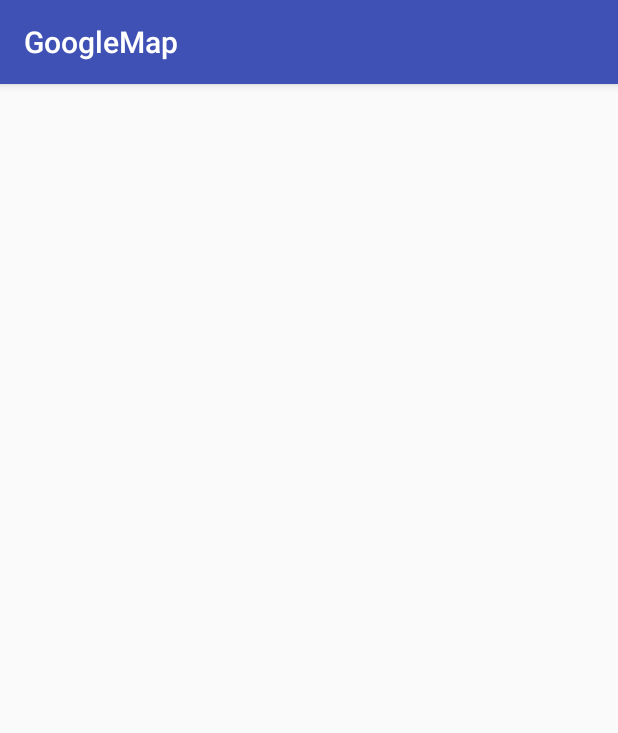
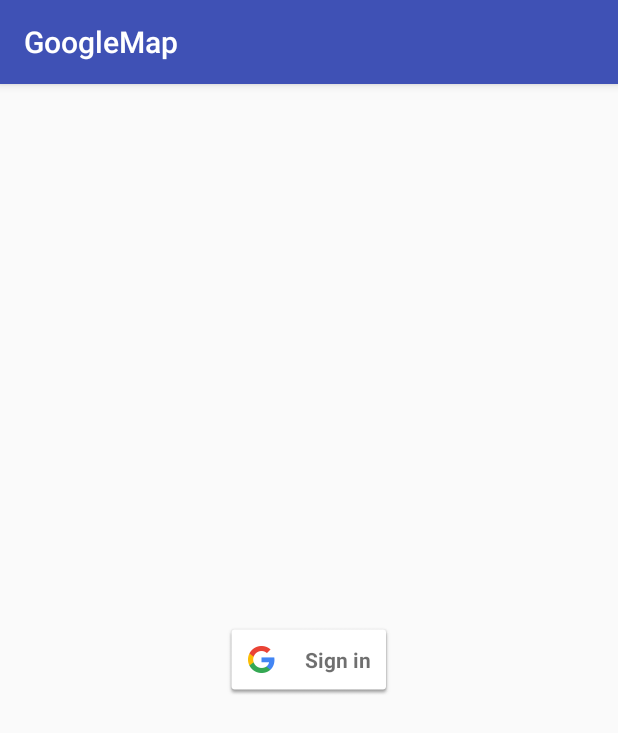
Before and after one commit to marshR/GoogleMap, an Android app: the screen it shows after launch (PlaceListActivity before the commit, GoogleSignInActivity after it), on a phone screen of 412 x 824 dp. Shown: the top 733 px of the screen. Run offline under Robolectric (Android 15) with nearby library versions, the phone set to English and light mode, and no system bars; 1 statement that could not run was skipped.

```diff
--- /dev/null
+++ b/app/src/main/java/com/example/marsh/googlemap/GoogleSignInActivity.java
@@ -0,0 +1,79 @@
+package com.example.marsh.googlemap;
+
+import android.content.Intent;
+import android.support.annotation.NonNull;
+import android.support.v7.app.AppCompatActivity;
+import android.os.Bundle;
+import android.view.View;
+import android.widget.Button;
+import android.widget.Toast;
+
+import com.google.android.gms.auth.api.Auth;
+import com.google.android.gms.auth.api.signin.GoogleSignInOptions;
+import com.google.android.gms.auth.api.signin.GoogleSignInResult;
+import com.google.android.gms.common.ConnectionResult;
+import com.google.android.gms.common.SignInButton;
+import com.google.android.gms.common.api.GoogleApiClient;
+
+public class GoogleSignInActivity extends AppCompatActivity implements GoogleApiClient.OnConnectionFailedListener {
+
+    private  static final int RC_SIGN_IN = 0;
+    private GoogleApiClient mGoogleApiClient;
+
+    @Override
+    protected void onCreate(Bundle savedInstanceState) {
+        super.onCreate(savedInstanceState);
+        setContentView(R.layout.activity_google_sign_in);
+
+        GoogleSignInOptions gso = new GoogleSignInOptions.Builder(GoogleSignInOptions.DEFAULT_SIGN_IN)
+                .requestEmail()
+                .build();
+
+
+        mGoogleApiClient = new GoogleApiClient.Builder(this)
+                .enableAutoManage(this, this)
+                .addApi(Auth.GOOGLE_SIGN_IN_API, gso)
+                .build();
+
+        SignInButton botonSignIn = (SignInButton) findViewById(R.id.sign_in_button);
+        botonSignIn.setOnClickListener(new View.OnClickListener() {
+            @Override
+            public void onClick(View v) {
+                signIn();
+            }
+        });
+    }
+
+    private void signIn() {
+        Intent intent = Auth.GoogleSignInApi.getSignInIntent(mGoogleApiClient);
+        startActivityForResult(intent, RC_SIGN_IN);
+    }
+
+    @Override
+    public void onConnectionFailed(@NonNull ConnectionResult connectionResult) {
+        Toast.makeText(this, connectionResult.getErrorMessage(), Toast.LENGTH_LONG);
+    }
+
+    @Override
+    protected void onActivityResult(int requestCode, int resultCode, Intent data) {
+        super.onActivityResult(requestCode, resultCode, data);
+
+
+        if (requestCode == RC_SIGN_IN){
+            GoogleSignInResult result = Auth.GoogleSignInApi.getSignInResultFromIntent(data);
+            handleResult(result);
+        }
+    }
+
+    private void handleResult(GoogleSignInResult result) {
+
+        if (result.isSuccess()){
+            Intent intent = new Intent(this, PlaceListActivity.class);
+            intent.setFlags(Intent.FLAG_ACTIVITY_CLEAR_TASK | Intent.FLAG_ACTIVITY_NEW_TASK);
+            startActivity(intent);
+        } else {
+            Toast.makeText(this, getString(R.string.sign_in_failed), Toast.LENGTH_LONG);
+        }
+
+    }
+}
--- /dev/null
+++ b/app/src/main/res/layout/activity_google_sign_in.xml
@@ -0,0 +1,19 @@
+<?xml version="1.0" encoding="utf-8"?>
+<RelativeLayout xmlns:android="http://schemas.android.com/apk/res/android"
+    xmlns:tools="http://schemas.android.com/tools"
+    android:id="@+id/activity_google_sign_in"
+    android:layout_width="match_parent"
+    android:layout_height="match_parent"
+    android:paddingBottom="@dimen/activity_vertical_margin"
+    android:paddingLeft="@dimen/activity_horizontal_margin"
+    android:paddingRight="@dimen/activity_horizontal_margin"
+    android:paddingTop="@dimen/activity_vertical_margin"
+    tools:context="com.example.marsh.googlemap.GoogleSignInActivity">
+
+    <com.google.android.gms.common.SignInButton
+        android:id="@+id/sign_in_button"
+        android:layout_width="wrap_content"
+        android:layout_height="wrap_content"
+        android:layout_centerInParent="true"/>
+
+</RelativeLayout>
--- a/app/src/main/res/values/dimens.xml
+++ b/app/src/main/res/values/dimens.xml
@@ -2,4 +2,7 @@
     <!-- Default screen margins, per the Android Design guidelines. -->
     <dimen name="activity_horizontal_margin">16dp</dimen>
     <dimen name="activity_vertical_margin">16dp</dimen>
+    <dimen name="app_bar_height">256dp</dimen>
+    <dimen name="article_keylines">72dp</dimen>
+    <dimen name="md_keylines">16dp</dimen>
 </resources>
--- a/app/src/main/res/values/strings.xml
+++ b/app/src/main/res/values/strings.xml
@@ -7,5 +7,6 @@
     <string name="title_name">Name</string>
     <string name="title_ranking">Ranking:</string>
     <string name="button_map_text">Show place on map</string>
+    <string name="sign_in_failed">Sign In Failed</string>
 
 </resources>
--- a/app/src/main/res/values/styles.xml
+++ b/app/src/main/res/values/styles.xml
@@ -27,4 +27,11 @@
         <item name="android:layout_marginLeft">16dp</item>
     </style>
 
+    <style name="NoActionBarAppTheme" parent="Theme.AppCompat.Light.NoActionBar">
+        <!-- Customize your theme here. -->
+        <item name="colorPrimary">@color/colorPrimary</item>
+        <item name="colorPrimaryDark">@color/colorPrimaryDark</item>
+        <item name="colorAccent">@color/colorAccent</item>
+    </style>
+
 </resources>
--- a/build.gradle
+++ b/build.gradle
@@ -6,6 +6,8 @@ buildscript {
     }
     dependencies {
         classpath 'com.android.tools.build:gradle:2.2.0'
+        classpath 'com.google.gms:google-services:3.0.0'
+
 
         // NOTE: Do not place your application dependencies here; they belong
         // in the individual module build.gradle files
```
Also changed, not shown: app/build.gradle (+6 -1 lines), app/src/main/AndroidManifest.xml (+7 -2 lines), app/src/main/java/com/example/marsh/googlemap/DetailPlaceFragment.java (+7 -5 lines), app/src/main/res/layout/fragment_detail_place.xml (+49 -49 lines), 1 other file.
